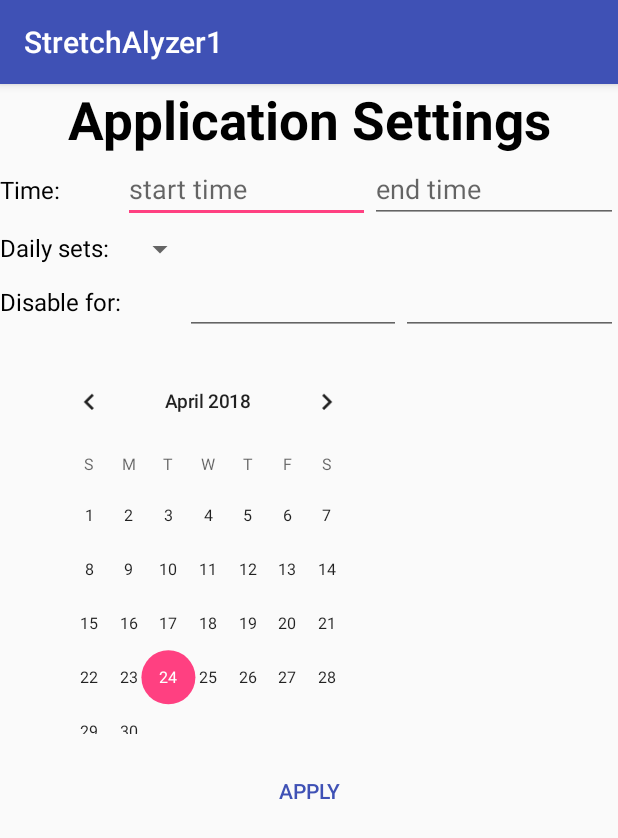
After one commit to AP-Elektronica-ICT/IP18-StretchAnalyzer01, an Android app: the AppsettingsActivity screen opened directly, with no data from a screen before it, on a phone screen of 412 x 824 dp. The commit adds this screen. Shown: the top 838 px of the screen. Run offline under Robolectric (Android 15) with nearby library versions, the phone set to English and light mode, and no system bars.

Commit message:
Added AppsettingsActivity, implemented per day searching of values

```diff
--- a/app/src/main/AndroidManifest.xml
+++ b/app/src/main/AndroidManifest.xml
@@ -29,7 +29,8 @@
             android:screenOrientation="portrait" />
         <activity android:name=".CreateAccountActivity" />
         <activity android:name=".MainActivity" />
-        <activity android:name=".DoneStretchingActivity"></activity>
+        <activity android:name=".DoneStretchingActivity" />
+        <activity android:name=".AppsettingsActivity"></activity>
     </application>
 
 </manifest>
--- /dev/null
+++ b/app/src/main/java/be/eaict/stretchalyzer1/AppsettingsActivity.java
@@ -0,0 +1,46 @@
+package be.eaict.stretchalyzer1;
+
+import android.content.Intent;
+import android.sax.StartElementListener;
+import android.support.v7.app.AppCompatActivity;
+import android.os.Bundle;
+import android.view.View;
+import android.widget.Button;
+import android.widget.DatePicker;
+
+import java.util.Date;
+
+public class AppsettingsActivity extends AppCompatActivity {
+    DatePicker datePicker;
+    Button btnapply;
+    int day;
+    int month;
+    int year;
+
+    @Override
+    protected void onCreate(Bundle savedInstanceState) {
+        super.onCreate(savedInstanceState);
+        setContentView(R.layout.activity_application);
+
+        btnapply = (Button) findViewById(R.id.btnApplyAppSettings);
+        datePicker = (DatePicker) findViewById(R.id.datePicker);
+        datePicker.setSpinnersShown(false);
+
+        btnapply.setOnClickListener(new View.OnClickListener() {
+            @Override
+            public void onClick(View v) {
+                day = datePicker.getDayOfMonth();
+                month = datePicker.getMonth();
+                year = datePicker.getYear();
+                Intent intent = new Intent(AppsettingsActivity.this, MainActivity.class);
+                intent.putExtra("flag", "A");
+                intent.putExtra("dayOfMonth", day);
+                intent.putExtra("monthOfYear", month);
+                intent.putExtra("year", year);
+                startActivity(intent);
+            }
+        });
+
+
+    }
+}
--- a/app/src/main/res/layout/activity_application.xml
+++ b/app/src/main/res/layout/activity_application.xml
@@ -93,11 +93,30 @@
 
     </LinearLayout>
 
-    <ListView
-        android:layout_width="match_parent"
+    <DatePicker
+        android:id="@+id/datePicker"
+        android:layout_width="wrap_content"
         android:layout_height="wrap_content"
-        android:id="@+id/listExercises">
+        android:scaleX="0.9"
+        android:scaleY="0.9"
+        android:datePickerMode="spinner">
+    </DatePicker>
 
-    </ListView>
+    <Button
+        android:layout_width="wrap_content"
+        android:layout_height="wrap_content"
+        style="@style/Widget.AppCompat.Button.Borderless.Colored"
+        android:id="@+id/btnApplyAppSettings"
+        android:layout_gravity="center"
+        android:textColor="@color/colorPrimary"
+        android:text="Apply"/>
 
 </LinearLayout>
+
+
+    <!--<ListView-->
+        <!--android:layout_width="match_parent"-->
+        <!--android:layout_height="wrap_content"-->
+        <!--android:id="@+id/listExercises">-->
+
+    <!--</ListView>-->
```
Also changed, not shown: app/src/main/java/be/eaict/stretchalyzer1/MainActivity.java (+94 -4 lines).
